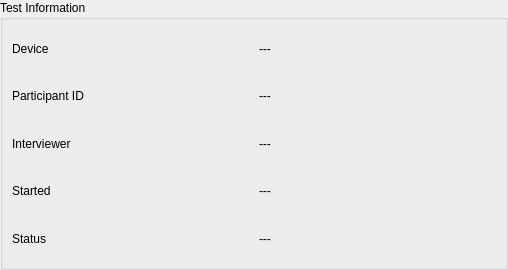
This is src/widgets/test_info_widget.ui in CLSA/cypress as Qt 5 draws it before an edit. The edited form follows.
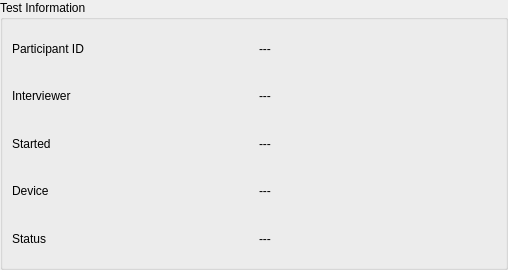
This is the edited form.

Patch:
```diff
--- a/src/widgets/test_info_widget.ui
+++ b/src/widgets/test_info_widget.ui
@@ -50,48 +50,6 @@
       <property name="spacing">
        <number>9</number>
       </property>
-      <item>
-       <layout class="QHBoxLayout" name="deviceStatus">
-        <property name="sizeConstraint">
-         <enum>QLayout::SetMinimumSize</enum>
-        </property>
-        <item>
-         <widget class="QLabel" name="deviceStatusLabel">
-          <property name="sizePolicy">
-           <sizepolicy hsizetype="Preferred" vsizetype="Minimum">
-            <horstretch>0</horstretch>
-            <verstretch>0</verstretch>
-           </sizepolicy>
-          </property>
-          <property name="text">
-           <string>Device</string>
-          </property>
-          <property name="margin">
-           <number>0</number>
-          </property>
-         </widget>
-        </item>
-        <item>
-         <widget class="QLabel" name="deviceStatusValue">
-          <property name="sizePolicy">
-           <sizepolicy hsizetype="Preferred" vsizetype="Minimum">
-            <horstretch>0</horstretch>
-            <verstretch>0</verstretch>
-           </sizepolicy>
-          </property>
-          <property name="text">
-           <string>---</string>
-          </property>
-          <property name="alignment">
-           <set>Qt::AlignLeading|Qt::AlignLeft|Qt::AlignVCenter</set>
-          </property>
-          <property name="margin">
-           <number>0</number>
-          </property>
-         </widget>
-        </item>
-       </layout>
-      </item>
       <item>
        <layout class="QHBoxLayout" name="barcode">
         <property name="sizeConstraint">
@@ -197,6 +155,48 @@
         </item>
        </layout>
       </item>
+      <item>
+       <layout class="QHBoxLayout" name="deviceStatus">
+        <property name="sizeConstraint">
+         <enum>QLayout::SetMinimumSize</enum>
+        </property>
+        <item>
+         <widget class="QLabel" name="deviceStatusLabel">
+          <property name="sizePolicy">
+           <sizepolicy hsizetype="Preferred" vsizetype="Minimum">
+            <horstretch>0</horstretch>
+            <verstretch>0</verstretch>
+           </sizepolicy>
+          </property>
+          <property name="text">
+           <string>Device</string>
+          </property>
+          <property name="margin">
+           <number>0</number>
+          </property>
+         </widget>
+        </item>
+        <item>
+         <widget class="QLabel" name="deviceStatusValue">
+          <property name="sizePolicy">
+           <sizepolicy hsizetype="Preferred" vsizetype="Minimum">
+            <horstretch>0</horstretch>
+            <verstretch>0</verstretch>
+           </sizepolicy>
+          </property>
+          <property name="text">
+           <string>---</string>
+          </property>
+          <property name="alignment">
+           <set>Qt::AlignLeading|Qt::AlignLeft|Qt::AlignVCenter</set>
+          </property>
+          <property name="margin">
+           <number>0</number>
+          </property>
+         </widget>
+        </item>
+       </layout>
+      </item>
       <item>
        <layout class="QHBoxLayout" name="horizontalLayout_2">
         <item>
```
Left out of the diff: 4 changed lines with no effect on the pictures.
